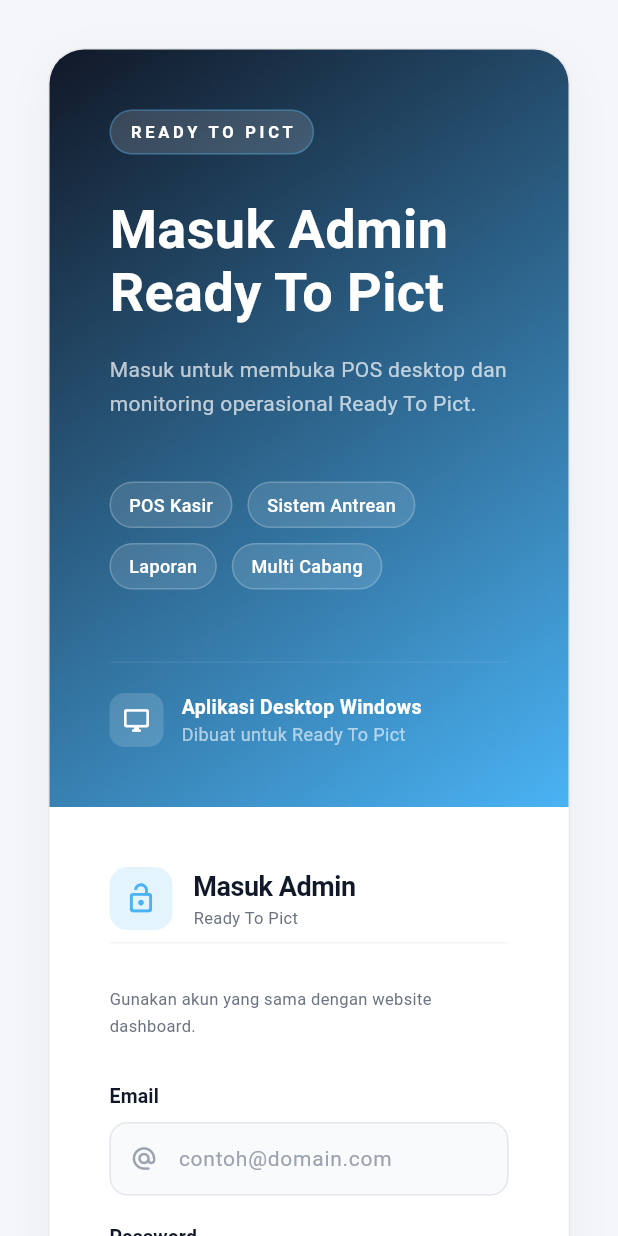
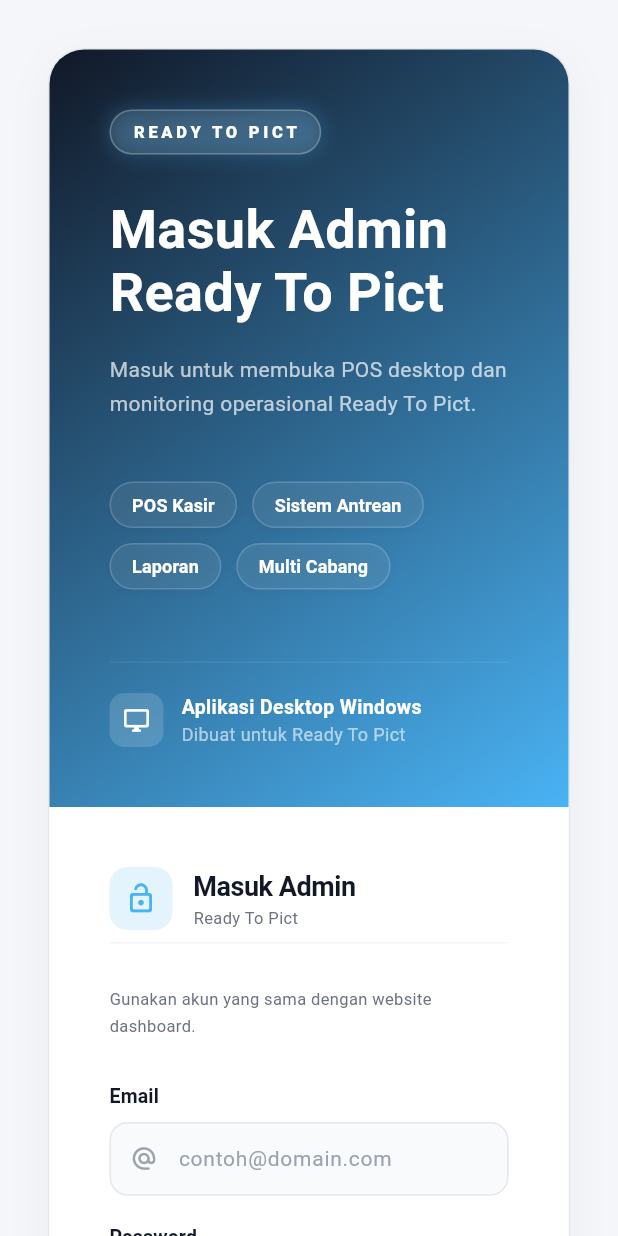
Before and after one commit to safrizalrahman46/photobooth-pos, a Flutter app: the screen it shows after launch, on a phone screen of 412 x 824 dp. Run offline on Flutter 3.47's test engine with Material 3 defaults, Android fonts, the phone set to English and light mode, and no system bars; our stand-ins replace flutter_riverpod, get, google_fonts, pdf, printing, shared_preferences; Roboto replaces fonts that are missing (Poppins, Segoe UI).

Commit message:
feat: Update login page UI with improved styling and add app version footer

```diff
--- a/apps/desktop_flutter/lib/features/auth/presentation/login_page.dart
+++ b/apps/desktop_flutter/lib/features/auth/presentation/login_page.dart
@@ -195,20 +195,27 @@
         children: [
           // Brand chip
           Container(
-            padding: const EdgeInsets.symmetric(horizontal: 12, vertical: 6),
+            padding: const EdgeInsets.symmetric(horizontal: 14, vertical: 6),
             decoration: BoxDecoration(
-              color: Colors.white.withValues(alpha: 0.15),
+              color: Colors.white.withValues(alpha: 0.1),
               borderRadius: BorderRadius.circular(20),
               border: Border.all(
-                color: AppColors.primary.withValues(alpha: 0.35),
+                color: Colors.white.withValues(alpha: 0.25),
               ),
+              boxShadow: [
+                BoxShadow(
+                  color: AppColors.primary.withValues(alpha: 0.25),
+                  blurRadius: 10,
+                  spreadRadius: 1,
+                ),
+              ],
             ),
             child: const Text(
               'READY TO PICT',
               style: TextStyle(
                 color: Colors.white,
                 fontSize: 11,
-                fontWeight: FontWeight.w700,
+                fontWeight: FontWeight.w800,
                 letterSpacing: 2.5,
               ),
             ),
@@ -404,6 +411,21 @@
 
           // Login button
           _buildLoginButton(),
+
+          const SizedBox(height: 24),
+
+          // App Version & Copyright Footer
+          Center(
+            child: Text(
+              'Versi POS v1.1.0  |  © ${DateTime.now().year} Ready To Pict',
+              style: TextStyle(
+                fontSize: 11,
+                color: AppColors.textMuted,
+                fontWeight: FontWeight.w500,
+                letterSpacing: 0.2,
+              ),
+            ),
+          ),
         ],
       ),
     );
@@ -432,7 +454,28 @@
     TextInputType? keyboardType,
     ValueChanged<String>? onSubmitted,
   }) {
-    return TextField(
+    return AnimatedBuilder(
+      animation: focusNode,
+      builder: (context, child) {
+        final isFocused = focusNode.hasFocus;
+        return AnimatedContainer(
+          duration: const Duration(milliseconds: 200),
+          decoration: BoxDecoration(
+            borderRadius: BorderRadius.circular(12),
+            boxShadow: [
+              BoxShadow(
+                color: isFocused
+                    ? AppColors.primary.withValues(alpha: 0.15)
+                    : Colors.transparent,
+                blurRadius: 10,
+                spreadRadius: 2,
+              ),
+            ],
+          ),
+          child: child,
+        );
+      },
+      child: TextField(
         controller: controller,
         focusNode: focusNode,
         obscureText: obscureText,
@@ -479,6 +522,7 @@
           errorBorder: OutlineInputBorder(
             borderRadius: BorderRadius.circular(12),
             borderSide: BorderSide(color: AppColors.error),
+          ),
         ),
       ),
     );
@@ -580,18 +624,28 @@
   @override
   Widget build(BuildContext context) {
     return Container(
-      padding: const EdgeInsets.symmetric(horizontal: 12, vertical: 6),
+      padding: const EdgeInsets.symmetric(horizontal: 14, vertical: 6),
       decoration: BoxDecoration(
-        color: Colors.white.withValues(alpha: 0.12),
+        color: Colors.white.withValues(alpha: 0.08),
         borderRadius: BorderRadius.circular(20),
-        border: Border.all(color: Colors.white.withValues(alpha: 0.2)),
+        border: Border.all(
+          color: Colors.white.withValues(alpha: 0.16),
+        ),
+        boxShadow: [
+          BoxShadow(
+            color: Colors.black.withValues(alpha: 0.04),
+            blurRadius: 4,
+            offset: const Offset(0, 2),
+          ),
+        ],
       ),
       child: Text(
         label,
         style: const TextStyle(
           color: Colors.white,
           fontSize: 12,
-          fontWeight: FontWeight.w500,
+          fontWeight: FontWeight.w600,
+          letterSpacing: 0.1,
         ),
       ),
     );
```
Lines whose indentation alone changed are shown as unchanged.
